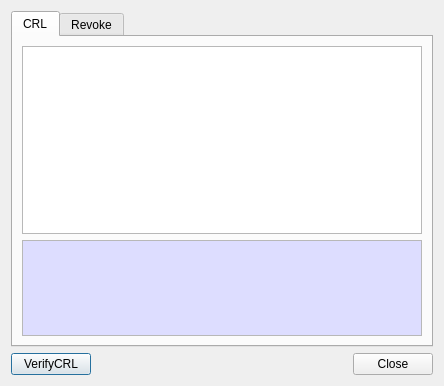
First picture: the form in CertMan/crl_info_dlg.ui, repository jykim74/CertMan, before the edit.
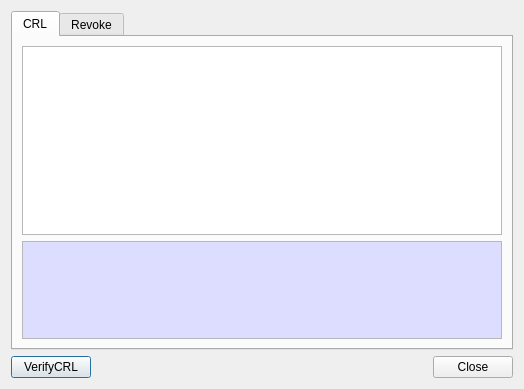
Second picture: the form after the edit.

Commit message: UI 개선

Patch:
```diff
--- a/CertMan/crl_info_dlg.ui
+++ b/CertMan/crl_info_dlg.ui
@@ -6,8 +6,8 @@
    <rect>
     <x>0</x>
     <y>0</y>
-    <width>442</width>
-    <height>386</height>
+    <width>524</width>
+    <height>389</height>
    </rect>
   </property>
   <property name="windowTitle">
@@ -16,6 +16,12 @@
   <layout class="QGridLayout" name="gridLayout">
    <item row="0" column="0" colspan="2">
     <widget class="QTabWidget" name="tabWidget">
+     <property name="minimumSize">
+      <size>
+       <width>500</width>
+       <height>0</height>
+      </size>
+     </property>
      <property name="currentIndex">
       <number>0</number>
      </property>
```
The commit also changes 3 other files.
